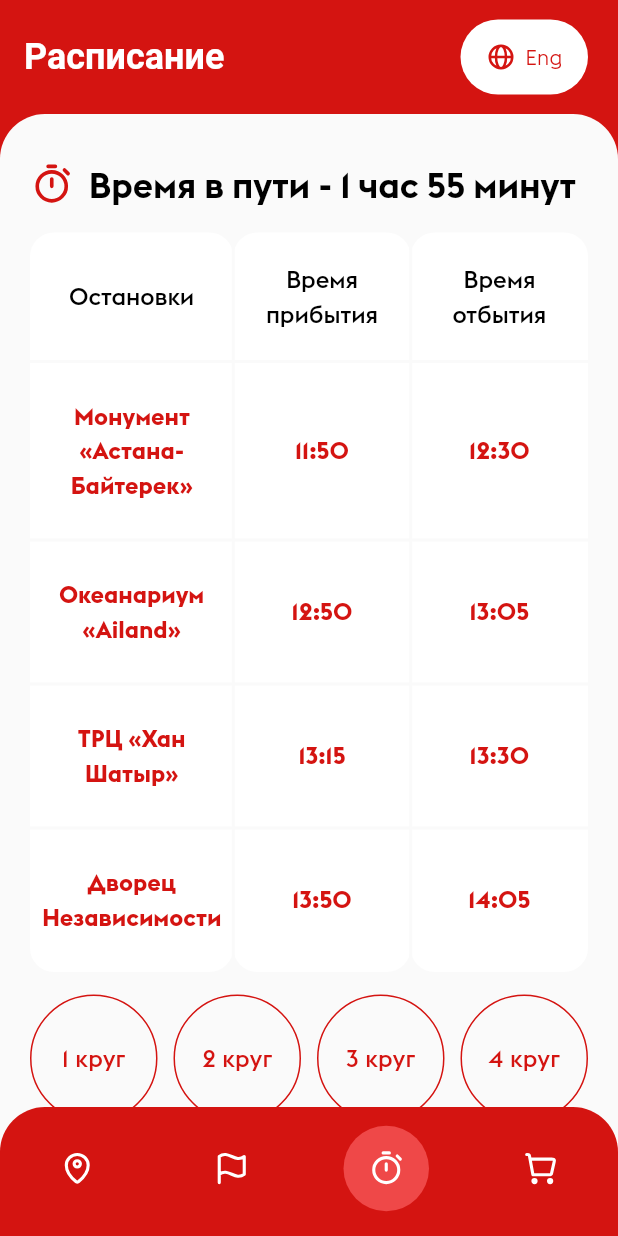
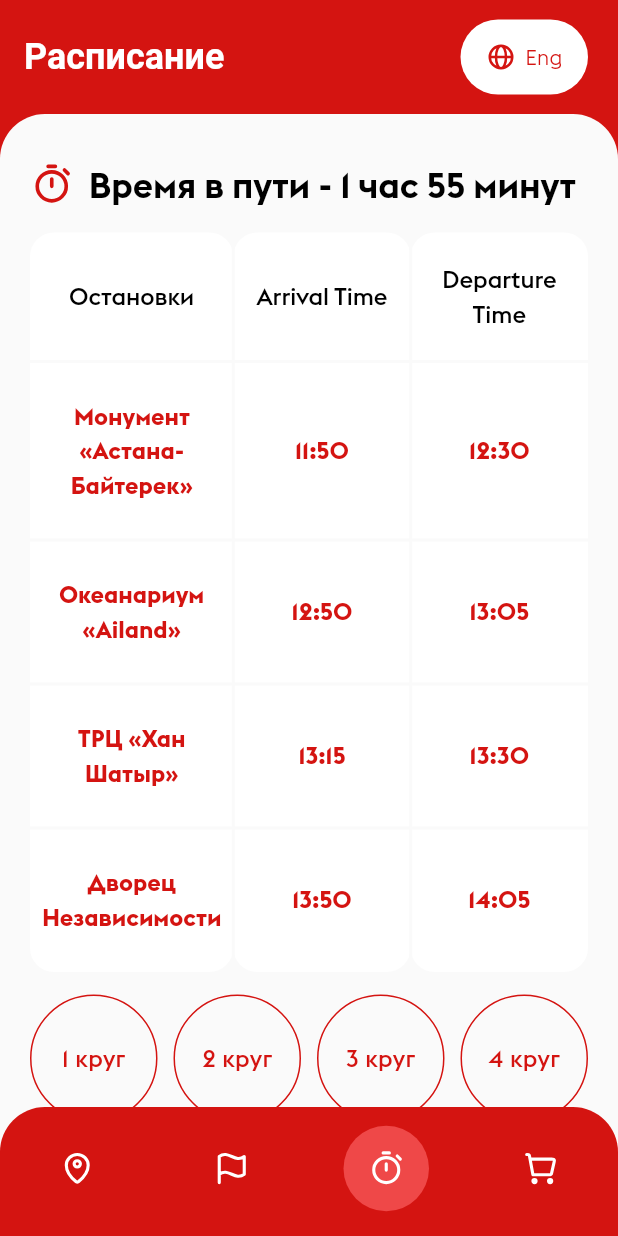
Before and after one commit to joenaine/red_bus_crocos, a Flutter app: the screen it shows after launch, item 3 of the bottom bar chosen, on a phone screen of 412 x 824 dp. Run offline on Flutter 3.47's test engine with Material 3 defaults, Android fonts, the phone set to English and light mode, and no system bars; our stand-ins replace audioplayers, auto_route, bloc, bloc_concurrency, cached_network_image, connectivity_plus and 11 more; missing offline and left inert: flutter_polyline_points; network calls fail; project files that could hold a hidden picture were left out.

Commit message:
translations

```diff
--- a/assets/translations/en.json
+++ b/assets/translations/en.json
@@ -2,5 +2,12 @@
     "route":"Routes",
     "bus_stops":"Остановки",
     "schedule":"Расписание",
-    "tickets":"Билеты"
+    "tickets":"Билеты",
+    "loading": "Loading",
+    "error": "Error",
+    "departure_time": "Departure Time",
+    "arrival_time": "Arrival Time",
+    "buy_ticket": "Buy ticket"
+
+
 }
--- a/assets/translations/kz.json
+++ b/assets/translations/kz.json
@@ -2,5 +2,10 @@
     "route":"Маршрут",
     "bus_stops":"Остановки",
     "schedule":"Расписание",
-    "tickets":"Билеты"
+    "tickets":"Билеты",
+    "loading": "Загрузка",
+    "error": "Ошибка",
+    "departure_time": "Время отбытия",
+    "arrival_time": "Время прибытия",
+    "buy_ticket": "Купить билет"
 }
--- a/assets/translations/ru.json
+++ b/assets/translations/ru.json
@@ -2,5 +2,13 @@
     "route":"Маршрут",
     "bus_stops":"Остановки",
     "schedule":"Расписание",
-    "tickets":"Билеты"
+    "tickets":"Билеты",
+    "loading": "Загрузка",
+    "error": "Ошибка",
+    "departure_time": "Время отбытия",
+    "arrival_time": "Время прибытия",
+    "buy_ticket": "Купить билет"
+
+
+
 }
--- a/lib/presentation/bus_stops/bus_stop_detail_page.dart
+++ b/lib/presentation/bus_stops/bus_stop_detail_page.dart
@@ -48,9 +48,9 @@ class _BusStopDetailPageState extends State<BusStopDetailPage> {
         builder: (context, state) {
           switch (state) {
             case SightDetailInitial():
-              return const Center(child: Text('Loading'));
+              return  Center(child: Text(LocaleKeys.loading.tr(),));
             case SightDetailError():
-              return Center(child: Text(state.message??'Error'));
+              return Center(child: Text(state.message??LocaleKeys.error.tr(),));
             case SightDetailSuccess():
               {
                 final SightModel data = state.data;
--- a/lib/presentation/schedule/schedule_page.dart
+++ b/lib/presentation/schedule/schedule_page.dart
@@ -12,10 +12,18 @@ import 'package:red_bus_crocos_project/presentation/common_widgets/common_scaffo
 class SchedulePage extends StatefulWidget {
   const SchedulePage({super.key});
 
+
+  @override
+  State<SchedulePage> createState() => _SchedulePageState();
+}
+
+class _SchedulePageState extends State<SchedulePage> {
+
+
   static List<String> titleColumns = [
-    'Остановки',
-    'Время прибытия',
-    'Время отбытия',
+    LocaleKeys.bus_stops,
+    LocaleKeys.arrival_time,
+    LocaleKeys.departure_time,
   ];
   static List<List<String>> scheduleTableData = [
     [
@@ -40,11 +48,7 @@ class SchedulePage extends StatefulWidget {
     ]
   ];
 
-  @override
-  State<SchedulePage> createState() => _SchedulePageState();
-}
 
-class _SchedulePageState extends State<SchedulePage> {
   int? selectedIndex;
 
   @override
@@ -100,19 +104,19 @@ class _SchedulePageState extends State<SchedulePage> {
                 ),
                 children: [
                   TableRow(
-                    children: SchedulePage.titleColumns
-                        .map((e) => _TableTitleCell(title: e))
+                    children: titleColumns
+                        .map((e) => _TableTitleCell(title: e.tr()))
                         .toList(),
                   ),
                   ...List.generate(
-                    SchedulePage.scheduleTableData.length,
+                    scheduleTableData.length,
                     (index) => TableRow(
-                      children: SchedulePage.scheduleTableData[index]
+                      children: scheduleTableData[index]
                           .map(
                             (col) => _TableDataCell(
                                 title: col,
                                 isLastOne: index ==
-                                    SchedulePage.scheduleTableData.length - 1),
+                                    scheduleTableData.length - 1),
                           )
                           .toList(),
                     ),
```
Also changed, not shown: lib/generated/codegen_loader.g.dart, lib/generated/locale_keys.g.dart.
